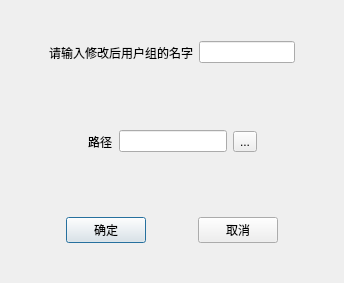
Old version of the form editgroupdialog.ui in the repository z1908144712/QtFtpServer.
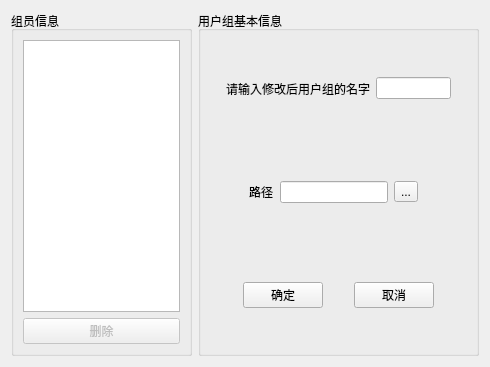
New version of the form.

Commit message: 实现用户组中的用户显示，并且可以进行删除 实现删除用户组时，组中的用户改为未分组 group操作之后更新组件

```diff
--- a/editgroupdialog.ui
+++ b/editgroupdialog.ui
@@ -6,19 +6,47 @@
    <rect>
     <x>0</x>
     <y>0</y>
-    <width>344</width>
-    <height>283</height>
+    <width>490</width>
+    <height>367</height>
    </rect>
   </property>
   <property name="windowTitle">
    <string>Dialog</string>
   </property>
+  <layout class="QHBoxLayout" name="horizontalLayout_2">
+   <item>
+    <widget class="QGroupBox" name="useringroup">
+     <property name="title">
+      <string>组员信息</string>
+     </property>
   <layout class="QVBoxLayout" name="verticalLayout">
    <item>
+       <widget class="QListView" name="user_list"/>
+      </item>
+      <item>
+       <widget class="QPushButton" name="deleteuser">
+        <property name="enabled">
+         <bool>false</bool>
+        </property>
+        <property name="text">
+         <string>删除</string>
+        </property>
+       </widget>
+      </item>
+     </layout>
+    </widget>
+   </item>
+   <item>
+    <widget class="QGroupBox" name="group">
+     <property name="title">
+      <string>用户组基本信息</string>
+     </property>
+     <layout class="QVBoxLayout" name="verticalLayout_2">
+      <item>
     <widget class="QWidget" name="widget" native="true">
      <layout class="QHBoxLayout" name="horizontalLayout">
       <item>
-       <spacer name="horizontalSpacer_3">
+          <spacer name="horizontalSpacer_4">
         <property name="orientation">
          <enum>Qt::Horizontal</enum>
         </property>
@@ -41,7 +69,7 @@
        <widget class="QLineEdit" name="groupname"/>
       </item>
       <item>
-       <spacer name="horizontalSpacer_4">
+          <spacer name="horizontalSpacer_3">
         <property name="orientation">
          <enum>Qt::Horizontal</enum>
         </property>
@@ -167,6 +195,9 @@
          </size>
         </property>
        </spacer>
+         </item>
+        </layout>
+       </widget>
       </item>
      </layout>
     </widget>
```
Lines whose indentation alone changed are shown as unchanged. The commit also changes 7 other files.
